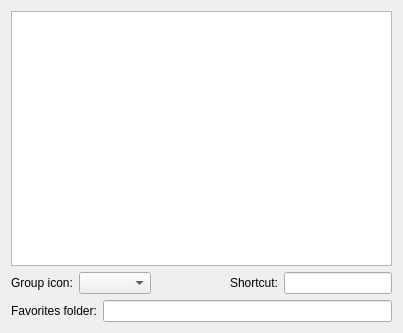
The window that dictgroupwidget.ui (goldendict/goldendict) describes before a commit, drawn with Qt 5.
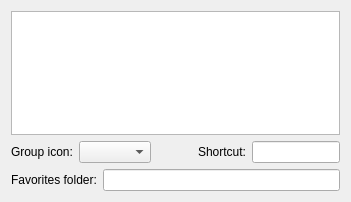
The same window after the commit. Icons and pictures are not drawn. Custom widgets are drawn as their Qt base class.

What changed in the file:
```diff
--- a/dictgroupwidget.ui
+++ b/dictgroupwidget.ui
@@ -6,8 +6,8 @@
    <rect>
     <x>0</x>
     <y>0</y>
-    <width>403</width>
-    <height>333</height>
+    <width>351</width>
+    <height>202</height>
    </rect>
   </property>
   <property name="windowTitle">
```
